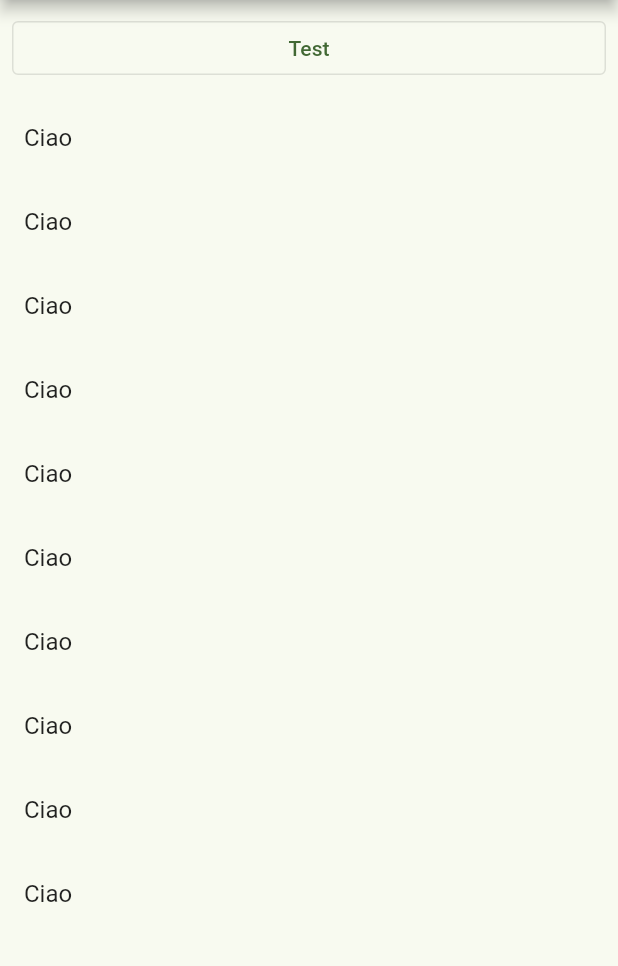
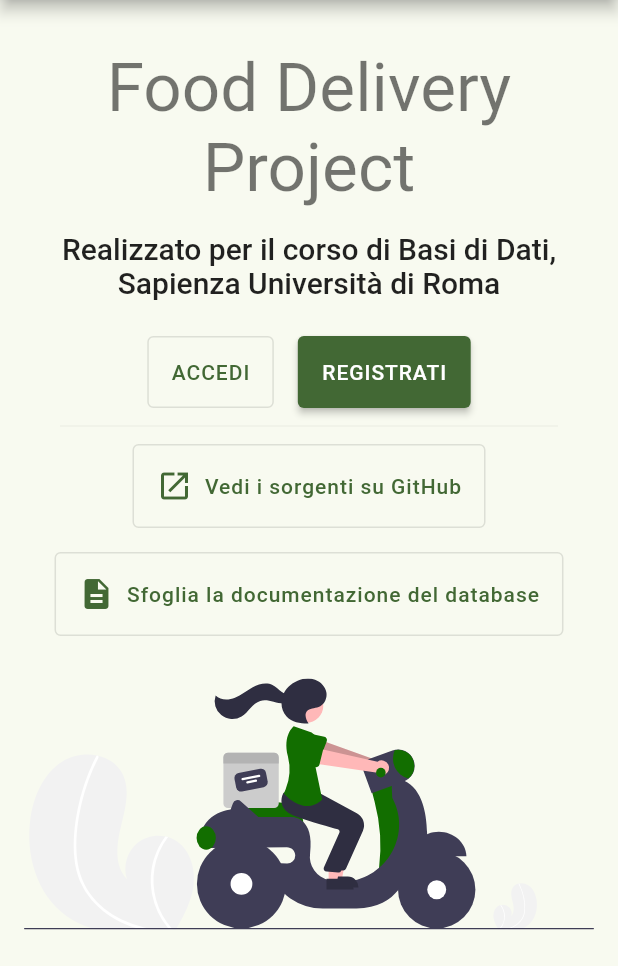
Before and after one commit to simonesestito/foody, a Flutter app: the screen it shows after launch, on a phone screen of 412 x 824 dp, the part 270-1236 px from its top. Run offline on Flutter 3.47's test engine with Material 2 defaults, Android fonts, the phone set to English and light mode, and no system bars; our stand-ins replace flutter_svg; accounts and stored records are empty.

Commit message:
Create landing page

```diff
--- /dev/null
+++ b/webapp/lib/globals.dart
@@ -0,0 +1,4 @@
+class Globals {
+  static const standardMargin = 16.0;
+  static const largeMargin = 24.0;
+}
--- a/webapp/lib/main.dart
+++ b/webapp/lib/main.dart
@@ -1,11 +1,13 @@
 import 'package:flutter/material.dart';
+import 'package:foody_app/globals.dart';
 import 'package:foody_app/routes/admin/index.dart';
-import 'package:foody_app/routes/base_route.dart';
 import 'package:foody_app/routes/customer/index.dart';
+import 'package:foody_app/routes/home.dart';
+import 'package:foody_app/routes/login.dart';
 import 'package:foody_app/routes/manager/index.dart';
 import 'package:foody_app/routes/rider/index.dart';
+import 'package:foody_app/routes/signup.dart';
 import 'package:foody_app/state/login_status.dart';
-import 'package:foody_app/widgets/snackbar.dart';
 import 'package:provider/provider.dart';
 
 void main() {
@@ -17,6 +19,28 @@ class FoodyApp extends StatelessWidget {
 
   @override
   Widget build(BuildContext context) {
+    const dividerTheme = DividerThemeData(
+      thickness: 0.07,
+      indent: Globals.largeMargin,
+      endIndent: Globals.largeMargin,
+      space: Globals.largeMargin,
+    );
+
+    final buttonStyle = ButtonStyle(
+      padding: MaterialStateProperty.all(const EdgeInsets.symmetric(
+        vertical: Globals.standardMargin,
+        horizontal: Globals.standardMargin,
+      )),
+      minimumSize: MaterialStateProperty.all(const Size(64, 44)),
+      textStyle: MaterialStateProperty.all(const TextStyle(
+        letterSpacing: 0.65,
+        fontWeight: FontWeight.w500,
+      )),
+    );
+
+    final elevatedButtonTheme = ElevatedButtonThemeData(style: buttonStyle);
+    final outlinedButtonTheme = OutlinedButtonThemeData(style: buttonStyle);
+
     return MultiProvider(
       providers: [
         ChangeNotifierProvider.value(value: LoginStatus()),
@@ -29,15 +53,23 @@ class FoodyApp extends StatelessWidget {
         theme: ThemeData(
           brightness: Brightness.light,
           colorSchemeSeed: const Color(0xff70df4e),
+          dividerTheme: dividerTheme,
+          elevatedButtonTheme: elevatedButtonTheme,
+          outlinedButtonTheme: outlinedButtonTheme,
         ),
         darkTheme: ThemeData(
           brightness: Brightness.dark,
           colorSchemeSeed: const Color(0xff70df4e),
+          dividerTheme: dividerTheme,
+          elevatedButtonTheme: elevatedButtonTheme,
+          outlinedButtonTheme: outlinedButtonTheme,
         ),
         themeMode: ThemeMode.system,
         initialRoute: Home.routeName,
         routes: {
           Home.routeName: (_) => const Home(),
+          LoginRoute.routeName: (_) => const LoginRoute(),
+          SignUpRoute.routeName: (_) => const SignUpRoute(),
           ...adminRoutes,
           ...customerRoutes,
           ...managerRoutes,
@@ -47,37 +79,3 @@ class FoodyApp extends StatelessWidget {
     );
   }
 }
-
-class Home extends BaseRoute {
-  static const routeName = '/';
-
-  const Home({Key? key}) : super(key: key);
-
-  @override
-  List<Widget> buildChildren(BuildContext context) {
-    return [
-      SliverToBoxAdapter(
-          child: Container(
-        padding: const EdgeInsets.all(8),
-        child: OutlinedButton(
-          child: const Text('Test'),
-          onPressed: () {
-            ScaffoldMessenger.of(context).showSnackBar(AppSnackbar(
-              context: context,
-              content: 'Test n.2',
-              action: SnackBarAction(label: 'NO', onPressed: () {}),
-            ));
-          },
-        ),
-      )),
-      SliverList(
-        delegate: SliverChildListDelegate.fixed(
-          List.generate(
-            200,
-            (_) => const ListTile(title: Text('Ciao')),
-          ),
-        ),
-      ),
-    ];
-  }
-}
--- a/webapp/lib/routes/admin/index.dart
+++ b/webapp/lib/routes/admin/index.dart
@@ -1,5 +1,5 @@
 import 'package:flutter/material.dart';
-import 'package:foody_app/data/user.dart';
+import 'package:foody_app/data/model/user.dart';
 import 'package:foody_app/routes/base_route.dart';
 
 final adminRoutes = {
--- a/webapp/lib/routes/customer/index.dart
+++ b/webapp/lib/routes/customer/index.dart
@@ -1,5 +1,5 @@
 import 'package:flutter/material.dart';
-import 'package:foody_app/data/user.dart';
+import 'package:foody_app/data/model/user.dart';
 import 'package:foody_app/routes/base_route.dart';
 
 final customerRoutes = {
--- /dev/null
+++ b/webapp/lib/routes/home.dart
@@ -0,0 +1,87 @@
+import 'package:flutter/material.dart';
+import 'package:flutter_svg/flutter_svg.dart';
+import 'package:foody_app/globals.dart';
+import 'package:foody_app/routes/base_route.dart';
+import 'package:foody_app/routes/signup.dart';
+
+import 'login.dart';
+
+class Home extends SingleChildBaseRoute {
+  static const routeName = '/';
+
+  const Home({Key? key}) : super(key: key);
+
+  @override
+  Widget buildChild(BuildContext context) {
+    final presentationColumn = Column(
+        mainAxisSize: MainAxisSize.max,
+        mainAxisAlignment: MainAxisAlignment.spaceEvenly,
+        children: [
+          SizedBox.fromSize(size: const Size(0, Globals.standardMargin)),
+          Text(
+            'Food Delivery Project',
+            style: Theme.of(context).textTheme.headline3,
+            textAlign: TextAlign.center,
+          ),
+          SizedBox.fromSize(size: const Size(0, Globals.standardMargin)),
+          Text(
+            'Realizzato per il corso di Basi di Dati, Sapienza Università di Roma',
+            style: Theme.of(context).textTheme.headline6,
+            textAlign: TextAlign.center,
+          ),
+          SizedBox.fromSize(size: const Size(0, Globals.largeMargin)),
+          Row(mainAxisAlignment: MainAxisAlignment.center, children: [
+            OutlinedButton(
+              onPressed: () {
+                Navigator.pushNamed(context, LoginRoute.routeName);
+              },
+              child: const Text('ACCEDI'),
+            ),
+            SizedBox.fromSize(size: const Size(Globals.standardMargin, 0)),
+            ElevatedButton(
+              onPressed: () {
+                Navigator.pushNamed(context, SignUpRoute.routeName);
+              },
+              child: const Text('REGISTRATI'),
+            ),
+          ]),
+          const Divider(),
+          OutlinedButton.icon(
+            onPressed: () {
+              // TODO: GitHub URL
+            },
+            icon: const Icon(Icons.open_in_new),
+            label: const Text('Vedi i sorgenti su GitHub'),
+          ),
+          SizedBox.fromSize(size: const Size(0, Globals.standardMargin)),
+          OutlinedButton.icon(
+            onPressed: () {
+              // TODO: Google Docs URL
+            },
+            icon: const Icon(Icons.description),
+            label: const Text('Sfoglia la documentazione del database'),
+          ),
+        ]);
+
+    final illustration = SvgPicture.asset('assets/svg/rider.svg', width: 400);
+
+    return SliverToBoxAdapter(
+      child: Padding(
+        padding: const EdgeInsets.all(Globals.standardMargin),
+        child: MediaQuery.of(context).size.width > 1200
+            ? Row(
+                mainAxisAlignment: MainAxisAlignment.spaceAround,
+                children: [
+                  illustration,
+                  presentationColumn,
+                ],
+              )
+            : Column(children: [
+                presentationColumn,
+                SizedBox.fromSize(size: const Size(0, Globals.largeMargin)),
+                illustration,
+              ]),
+      ),
+    );
+  }
+}
--- a/webapp/lib/routes/manager/index.dart
+++ b/webapp/lib/routes/manager/index.dart
@@ -1,5 +1,5 @@
 import 'package:flutter/material.dart';
-import 'package:foody_app/data/user.dart';
+import 'package:foody_app/data/model/user.dart';
 import 'package:foody_app/routes/base_route.dart';
 
 final managerRoutes = {
--- a/webapp/lib/routes/rider/index.dart
+++ b/webapp/lib/routes/rider/index.dart
@@ -1,5 +1,5 @@
 import 'package:flutter/material.dart';
-import 'package:foody_app/data/user.dart';
+import 'package:foody_app/data/model/user.dart';
 import 'package:foody_app/routes/base_route.dart';
 
 final riderRoutes = {
--- /dev/null
+++ b/webapp/lib/routes/signup.dart
@@ -0,0 +1,17 @@
+import 'package:flutter/material.dart';
+import 'package:foody_app/routes/base_route.dart';
+
+class SignUpRoute extends SingleChildBaseRoute {
+  static const routeName = '/signup';
+
+  const SignUpRoute({Key? key}) : super(key: key);
+
+  @override
+  Widget buildChild(BuildContext context) {
+    return const SliverToBoxAdapter(
+      child: Center(
+        child: Text('Signup'),
+      ),
+    );
+  }
+}
--- a/webapp/lib/state/login_status.dart
+++ b/webapp/lib/state/login_status.dart
@@ -1,6 +1,6 @@
 import 'package:flutter/foundation.dart';
 
-import '../data/user.dart';
+import '../data/model/user.dart';
 
 class LoginStatus extends ChangeNotifier {
   bool _isLoading = false;
--- a/webapp/lib/widgets/account_logo.dart
+++ b/webapp/lib/widgets/account_logo.dart
@@ -1,5 +1,6 @@
 import 'package:flutter/material.dart';
-import 'package:foody_app/data/user.dart';
+import 'package:foody_app/data/model/user.dart';
+import 'package:foody_app/globals.dart';
 import 'package:foody_app/routes/login.dart';
 import 'package:foody_app/state/login_status.dart';
 import 'package:provider/provider.dart';
@@ -13,7 +14,7 @@ class AccountLogo extends StatelessWidget {
   Widget build(BuildContext context) {
     if (context.watch<LoginStatus>().isLoading) {
       return Padding(
-        padding: const EdgeInsets.all(12.0),
+        padding: const EdgeInsets.all(Globals.standardMargin),
         child: AspectRatio(
           aspectRatio: 1,
           child: CircularProgressIndicator(
@@ -45,6 +46,7 @@ class AccountLogo extends StatelessWidget {
         const PopupMenuItem(
           value: LoginRoute.routeName,
           child: ListTile(
+            mouseCursor: SystemMouseCursors.click,
             title: Text('Login'),
             leading: Icon(Icons.login),
           ),
@@ -65,6 +67,7 @@ class AccountLogo extends StatelessWidget {
       const PopupMenuItem(
         // TODO: Value LogoutRoute.routeName,
         child: ListTile(
+          mouseCursor: SystemMouseCursors.click,
           title: Text('Logout'),
           leading: Icon(Icons.logout),
         ),
@@ -86,7 +89,11 @@ class AccountLogo extends StatelessWidget {
       for (final role in user.allowedRoles) {
         menu.add(PopupMenuItem(
           value: role.routePrefix,
-          child: Text(role.displayName),
+          child: ListTile(
+            mouseCursor: SystemMouseCursors.click,
+            title: Text(role.displayName),
+            leading: Icon(role.icon),
+          ),
         ));
       }
     }
--- a/webapp/lib/widgets/logo.dart
+++ b/webapp/lib/widgets/logo.dart
@@ -1,6 +1,7 @@
 import 'package:flutter/material.dart';
 
 class Logo extends StatelessWidget {
+  static const _logoHeight = 28.0;
   final Color logoColor;
 
   const Logo({this.logoColor = Colors.white, Key? key}) : super(key: key);
@@ -12,7 +13,7 @@ class Logo extends StatelessWidget {
       child: Image.asset(
         'assets/images/logo.png',
         color: logoColor,
-        height: 28,
+        height: _logoHeight,
         colorBlendMode: BlendMode.srcATop,
       ),
     );
--- a/webapp/pubspec.yaml
+++ b/webapp/pubspec.yaml
@@ -32,6 +32,7 @@ dependencies:
 
   # Application dependencies
   provider: ^6.0.2
+  flutter_svg: ^1.0.3
 
   # The following adds the Cupertino Icons font to your application.
   # Use with the CupertinoIcons class for iOS style icons.
@@ -62,6 +63,7 @@ flutter:
   # To add assets to your application, add an assets section, like this:
   assets:
     - assets/images/logo.png
+    - assets/svg/rider.svg
 
   # An image asset can refer to one or more resolution-specific "variants", see
   # https://flutter.dev/assets-and-images/#resolution-aware.
```
Also changed, not shown: webapp/lib/data/model/user.dart (renamed from webapp/lib/data/user.dart, +15 -0 lines), webapp/lib/theme.dart (deleted, +0 -65 lines), webapp/assets/svg/rider.svg (added), webapp/pubspec.lock.
